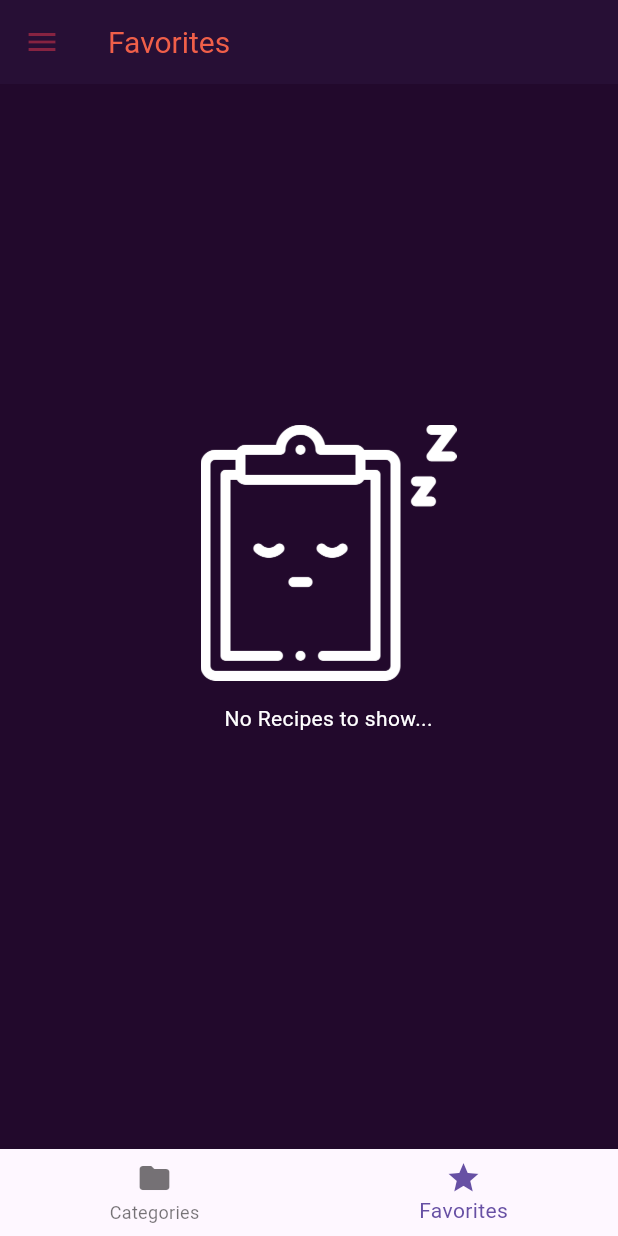
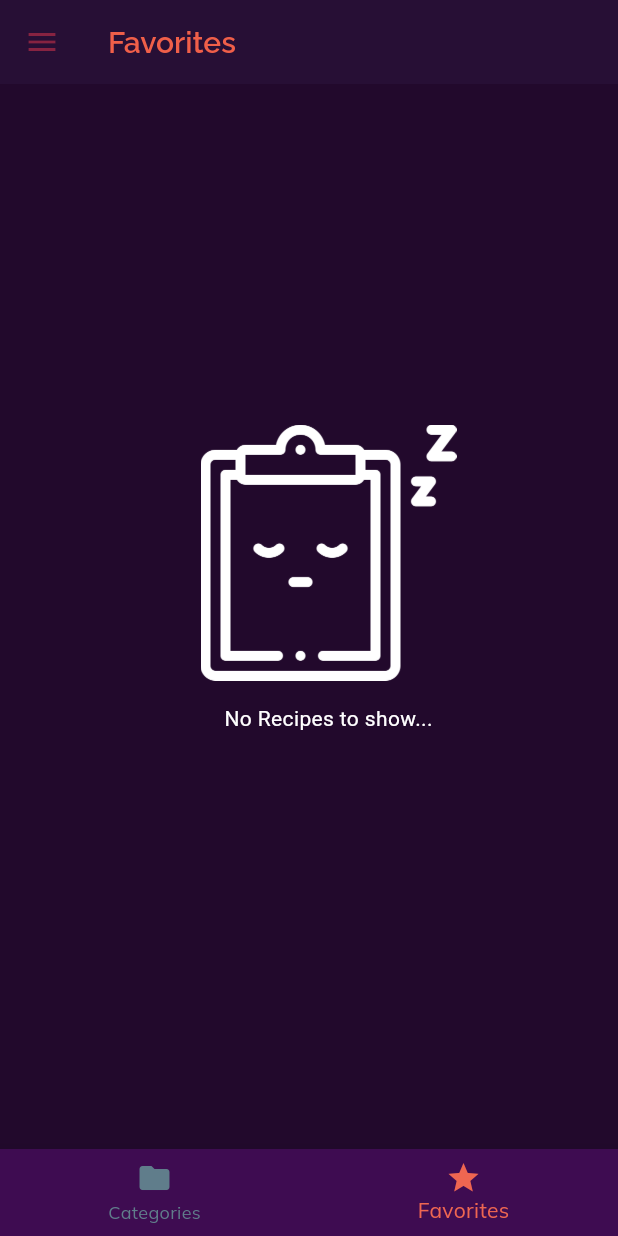
Before and after one commit to Sarthakpurii/GourmetGuide, a Flutter app: the screen it shows after launch, item 2 of the bottom bar chosen, on a phone screen of 412 x 824 dp. Run offline on Flutter 3.47's test engine with Material 3 defaults, Android fonts, the phone set to English and light mode, and no system bars; our stand-ins replace flutter_riverpod, google_fonts, transparent_image; Roboto replaces fonts that are missing (Philosopher).

Commit message:
updated UI

```diff
--- a/lib/main.dart
+++ b/lib/main.dart
@@ -32,10 +32,6 @@ void main(){
           color: Color(0xFF22092C),
           elevation: 3,
           foregroundColor: Color.fromARGB(255, 240, 95, 73),
-          titleTextStyle: GoogleFonts.philosopher(
-            fontSize: 20,
-            color: Color.fromARGB(255, 240, 95, 73),
-          ),
           iconTheme: IconThemeData(color: Color(0xFF872341)),
         ),
         floatingActionButtonTheme: const FloatingActionButtonThemeData(
--- a/lib/screens/filters-screen.dart
+++ b/lib/screens/filters-screen.dart
@@ -1,5 +1,6 @@
 
 import 'package:flutter/material.dart';
+import 'package:google_fonts/google_fonts.dart';
 
 enum Filter {GluttenFree, LactoseFree,Vegetarian,Vegan}
 
@@ -32,7 +33,7 @@ class _FilterScreenState extends State<FilterScreen>{
   @override
   Widget build(context){
     return Scaffold(
-      appBar: AppBar(title: Text('Available Filters'),),
+      appBar: AppBar(title: Text('Available Filters',style: GoogleFonts.raleway(fontSize: 20,fontWeight: FontWeight.w600)),),
       body: WillPopScope(
         onWillPop: () async {
           Navigator.of(context).pop({
--- a/lib/screens/home-screen.dart
+++ b/lib/screens/home-screen.dart
@@ -3,6 +3,8 @@ import 'package:flutter/material.dart';
 import 'package:gourmet/data/dummy-data.dart';
 import 'package:gourmet/models/meal.dart';
 import 'package:gourmet/provider/favorite-meal-provider.dart';
+import 'package:google_fonts/google_fonts.dart';
+
 import 'package:gourmet/provider/meals-provider.dart';
 import 'package:gourmet/screens/categories-screen.dart';
 import 'package:gourmet/screens/filters-screen.dart';
@@ -76,13 +78,20 @@ class _HomeScreenState extends ConsumerState<HomeScreen>{
 
 
     return Scaffold(
-      appBar: AppBar(title: Text(selectedPageTitle)),
+      appBar: AppBar(elevation: 3,title: Text(selectedPageTitle, textAlign: TextAlign.start,style: GoogleFonts.raleway(fontSize: 20,fontWeight: FontWeight.w600), )
+          ),
 
       body: selectedPage,
 
       drawer: SideDrawer(setScreen: _setScreen,),
 
       bottomNavigationBar: BottomNavigationBar(
+        backgroundColor: Color.fromARGB(255, 62, 12, 81),
+        elevation: 10,
+        unselectedItemColor: Colors.blueGrey,
+        selectedItemColor: Color.fromARGB(255, 238, 102, 81),
+        selectedLabelStyle: GoogleFonts.mulish(),
+        unselectedLabelStyle: GoogleFonts.mulish(),
         onTap: (index){_selectPage(index);},
         currentIndex: _selectedPageIndex,
         items: const [
--- a/lib/screens/meals-screen.dart
+++ b/lib/screens/meals-screen.dart
@@ -1,4 +1,5 @@
 import 'package:flutter/material.dart';
+import 'package:google_fonts/google_fonts.dart';
 import 'package:gourmet/models/meal.dart';
 import 'package:gourmet/screens/meal-item-screen.dart';
 import 'package:gourmet/widgets/meal_item.dart';
@@ -57,7 +58,7 @@ class MealsScreen extends StatelessWidget {
 
     return Scaffold(
       appBar: AppBar(
-        title: Text(title!),
+        title: Text(title!,style: GoogleFonts.raleway(fontSize: 20,fontWeight: FontWeight.w600)),
       ),
       body: mainContent,
     );
```
Also changed, not shown: lib/screens/meal-item-screen.dart (+13 -8 lines).
